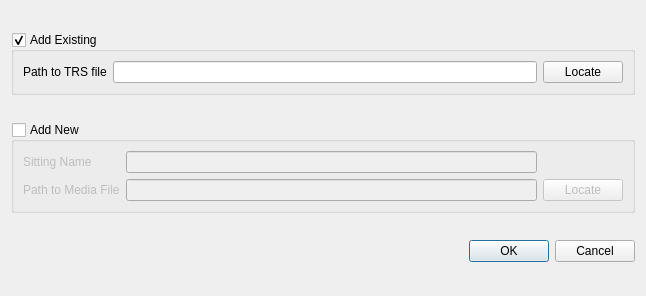
The window that trunk/src/ui/addToPlaylist.ui (kohsah/bungeni-transcriber) describes before a commit, drawn with Qt 5.
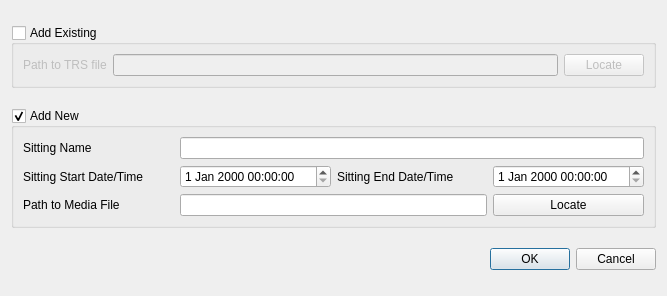
The same window after the commit.

Commit message: Added date/time widgets to add sitting dialog

The edit to the form file:
```diff
--- a/trunk/src/ui/addToPlaylist.ui
+++ b/trunk/src/ui/addToPlaylist.ui
@@ -6,7 +6,7 @@
    <rect>
     <x>0</x>
     <y>0</y>
-    <width>646</width>
+    <width>667</width>
     <height>296</height>
    </rect>
   </property>
@@ -60,7 +60,7 @@
       <bool>true</bool>
      </property>
      <property name="checked">
-      <bool>false</bool>
+      <bool>true</bool>
      </property>
      <layout class="QGridLayout" name="gridLayout_5">
       <item row="0" column="0">
@@ -72,26 +72,46 @@
           </property>
          </widget>
         </item>
-        <item row="0" column="1">
+        <item row="0" column="2" colspan="3">
          <widget class="QLineEdit" name="sittingNameLineEdit"/>
         </item>
-        <item row="1" column="1">
+        <item row="2" column="2" colspan="2">
          <widget class="QLineEdit" name="newPathLineEdit"/>
         </item>
-        <item row="1" column="0">
+        <item row="2" column="0">
          <widget class="QLabel" name="label_5">
           <property name="text">
            <string>Path to Media File</string>
           </property>
          </widget>
         </item>
-        <item row="1" column="2">
+        <item row="2" column="4">
          <widget class="QPushButton" name="locateNewButton">
           <property name="text">
            <string>Locate</string>
           </property>
          </widget>
         </item>
+        <item row="1" column="2">
+         <widget class="QDateTimeEdit" name="startDateTime"/>
+        </item>
+        <item row="1" column="4">
+         <widget class="QDateTimeEdit" name="endDateTime"/>
+        </item>
+        <item row="1" column="0">
+         <widget class="QLabel" name="label">
+          <property name="text">
+           <string>Sitting Start Date/Time</string>
+          </property>
+         </widget>
+        </item>
+        <item row="1" column="3">
+         <widget class="QLabel" name="lbl_endDateTime">
+          <property name="text">
+           <string>Sitting End Date/Time</string>
+          </property>
+         </widget>
+        </item>
        </layout>
       </item>
      </layout>
@@ -111,6 +131,9 @@
      <property name="checkable">
       <bool>true</bool>
      </property>
+     <property name="checked">
+      <bool>false</bool>
+     </property>
      <layout class="QGridLayout" name="gridLayout_2">
       <item row="0" column="0">
        <layout class="QGridLayout" name="gridLayout">
```
